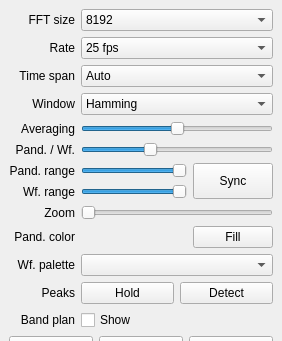
Qt form src/qtgui/dockfft.ui (gqrx-sdr/gqrx) before a commit; both pictures show x 0 to 282 and y 0 to 341 of the 282 by 497 pixel window.
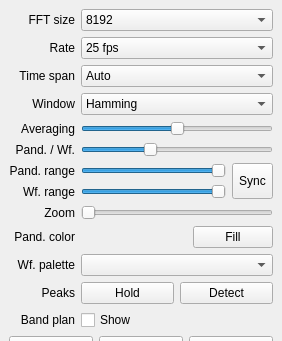
The same form after that commit. Custom widgets are drawn as their Qt base class.

Commit message: Use QToolButton to make Sync (Lock) button smaller

What changed in the file:
```diff
--- a/src/qtgui/dockfft.ui
+++ b/src/qtgui/dockfft.ui
@@ -569,7 +569,7 @@
        </layout>
       </item>
       <item>
-       <widget class="QPushButton" name="lockButton">
+       <widget class="QToolButton" name="lockButton">
         <property name="enabled">
          <bool>true</bool>
         </property>
```
